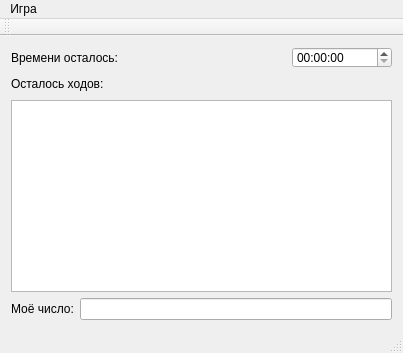
Qt form bulls_and_cows/mainwindow.ui (dimV36/bulls_and_cows) before a commit.
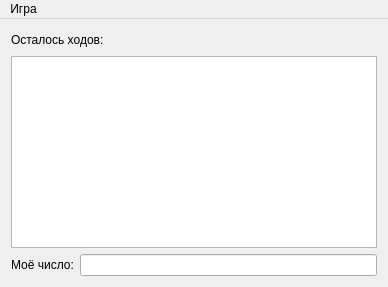
The same form after that commit.

The edit to the form file:
```diff
--- a/bulls_and_cows/mainwindow.ui
+++ b/bulls_and_cows/mainwindow.ui
@@ -6,8 +6,8 @@
    <rect>
     <x>0</x>
     <y>0</y>
-    <width>403</width>
-    <height>353</height>
+    <width>388</width>
+    <height>287</height>
    </rect>
   </property>
   <property name="windowTitle">
@@ -15,52 +15,16 @@
   </property>
   <widget class="QWidget" name="central_widget_">
    <layout class="QFormLayout" name="formLayout">
-    <item row="1" column="0" colspan="2">
-     <layout class="QHBoxLayout" name="time_layout_">
-      <item>
-       <widget class="QLabel" name="label_time_">
-        <property name="minimumSize">
-         <size>
-          <width>0</width>
-          <height>20</height>
-         </size>
-        </property>
-        <property name="maximumSize">
-         <size>
-          <width>16777215</width>
-          <height>120</height>
-         </size>
-        </property>
-        <property name="text">
-         <string>Времени осталось:</string>
-        </property>
-        <property name="scaledContents">
-         <bool>false</bool>
-        </property>
-       </widget>
-      </item>
-      <item>
-       <widget class="QTimeEdit" name="time_left_">
-        <property name="minimumSize">
-         <size>
-          <width>100</width>
-          <height>20</height>
-         </size>
-        </property>
-        <property name="maximumSize">
-         <size>
-          <width>100</width>
-          <height>100</height>
-         </size>
-        </property>
-       </widget>
-      </item>
-     </layout>
-    </item>
-    <item row="2" column="0" colspan="2">
+    <property name="fieldGrowthPolicy">
+     <enum>QFormLayout::AllNonFixedFieldsGrow</enum>
+    </property>
+    <item row="0" column="0" colspan="2">
      <layout class="QHBoxLayout" name="step_layout_">
       <item>
        <widget class="QLabel" name="label_step_">
+        <property name="enabled">
+         <bool>true</bool>
+        </property>
         <property name="minimumSize">
          <size>
           <width>0</width>
@@ -70,7 +34,7 @@
         <property name="maximumSize">
          <size>
           <width>16777215</width>
-          <height>120</height>
+          <height>100</height>
          </size>
         </property>
         <property name="text">
@@ -88,8 +52,8 @@
         </property>
         <property name="maximumSize">
          <size>
-          <width>120</width>
-          <height>16777215</height>
+          <width>100</width>
+          <height>100</height>
          </size>
         </property>
         <property name="text">
@@ -99,7 +63,7 @@
       </item>
      </layout>
     </item>
-    <item row="3" column="0" colspan="2">
+    <item row="1" column="0" colspan="2">
      <widget class="QTableWidget" name="table_">
       <property name="sizePolicy">
        <sizepolicy hsizetype="Minimum" vsizetype="Minimum">
@@ -185,14 +149,14 @@
       </column>
      </widget>
     </item>
-    <item row="4" column="0">
+    <item row="2" column="0">
      <widget class="QLabel" name="label_answer_">
       <property name="text">
        <string>Моё число:</string>
       </property>
      </widget>
     </item>
-    <item row="4" column="1">
+    <item row="2" column="1">
      <widget class="QLineEdit" name="line_answer_"/>
     </item>
    </layout>
@@ -202,7 +166,7 @@
     <rect>
      <x>0</x>
      <y>0</y>
-     <width>403</width>
+     <width>388</width>
      <height>20</height>
     </rect>
    </property>
@@ -216,15 +180,6 @@
    </widget>
    <addaction name="menu"/>
   </widget>
-  <widget class="QToolBar" name="tool_bar_">
-   <attribute name="toolBarArea">
-    <enum>TopToolBarArea</enum>
-   </attribute>
-   <attribute name="toolBarBreak">
-    <bool>false</bool>
-   </attribute>
-  </widget>
-  <widget class="QStatusBar" name="status_bar_"/>
   <action name="action_level_complexity">
    <property name="text">
     <string>Уровень сложности</string>
```
